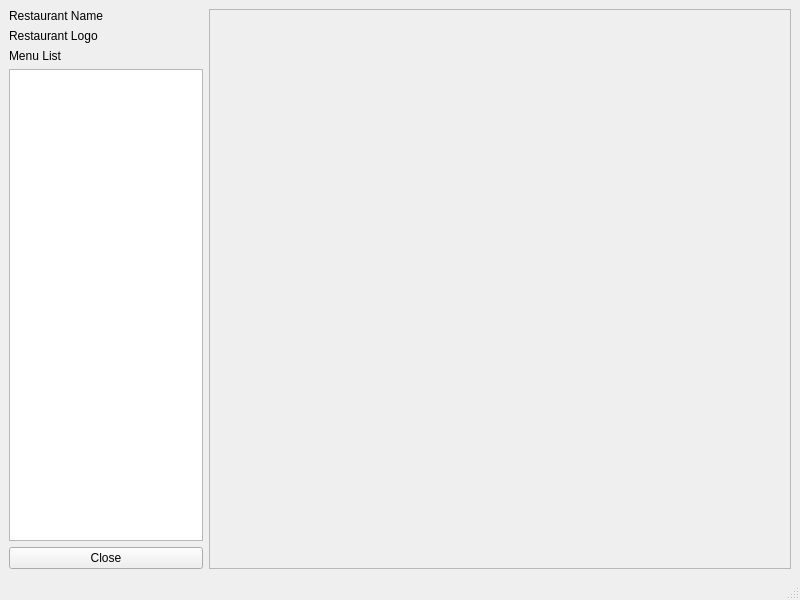
The window that inventorywindow.ui (PeteCastle/PEx5) describes before a commit, drawn with Qt 5.
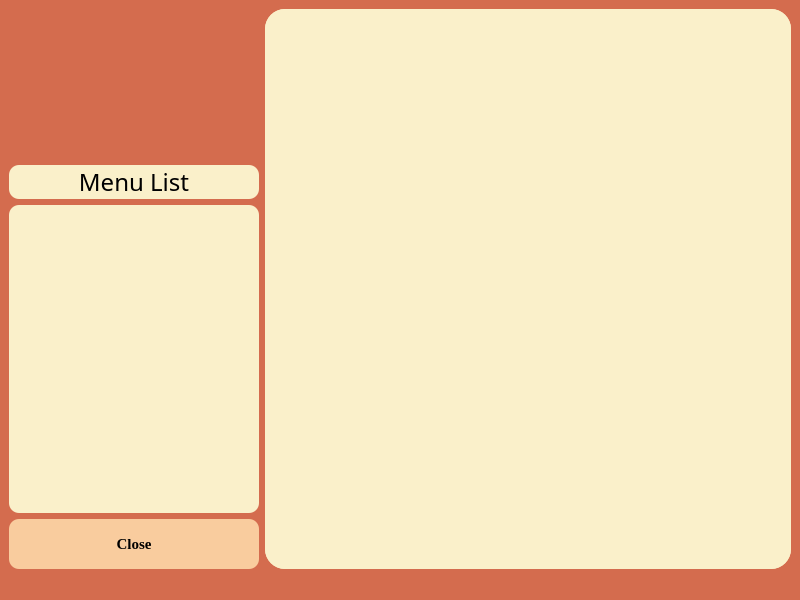
The same window after the commit. Icons and pictures are not drawn.

Patch:
```diff
--- a/inventorywindow.ui
+++ b/inventorywindow.ui
@@ -11,35 +11,64 @@
    </rect>
   </property>
   <property name="windowTitle">
-   <string>MainWindow</string>
+   <string>Inventory</string>
+  </property>
+  <property name="styleSheet">
+   <string notr="true">background-color: rgb(212, 108, 78);</string>
   </property>
   <widget class="QWidget" name="centralwidget">
    <layout class="QHBoxLayout" name="horizontalLayout" stretch="25,75">
     <item>
      <layout class="QVBoxLayout" name="verticalLayout">
-      <item>
-       <widget class="QLabel" name="RestaurantNameLabel">
-        <property name="text">
-         <string>Restaurant Name</string>
-        </property>
-       </widget>
-      </item>
       <item>
        <widget class="QLabel" name="RestaurantLogoLabel">
+        <property name="minimumSize">
+         <size>
+          <width>250</width>
+          <height>150</height>
+         </size>
+        </property>
+        <property name="maximumSize">
+         <size>
+          <width>250</width>
+          <height>16777215</height>
+         </size>
+        </property>
+        <property name="styleSheet">
+         <string notr="true">image: url(:/logo/pictures/logo 3.png);</string>
+        </property>
         <property name="text">
-         <string>Restaurant Logo</string>
+         <string/>
         </property>
        </widget>
       </item>
       <item>
        <widget class="QLabel" name="MenuListLabel">
+        <property name="font">
+         <font>
+          <family>Amsterdam Traveling</family>
+          <pointsize>18</pointsize>
+         </font>
+        </property>
+        <property name="styleSheet">
+         <string notr="true">color: rgb(0, 0, 0);
+background-color: rgb(250, 240, 202);
+border-radius: 10px
+</string>
+        </property>
         <property name="text">
-         <string>Menu List</string>
+         <string>&lt;html&gt;&lt;head/&gt;&lt;body&gt;&lt;p align=&quot;center&quot;&gt;Menu List&lt;/p&gt;&lt;/body&gt;&lt;/html&gt;</string>
         </property>
        </widget>
       </item>
       <item>
        <widget class="QListWidget" name="CategoriesList">
+        <property name="styleSheet">
+         <string notr="true">color: rgb(0, 0, 0);
+background-color: rgb(250, 240, 202);
+border-radius: 10px
+</string>
+        </property>
         <property name="currentRow">
          <number>-1</number>
         </property>
@@ -47,6 +76,31 @@
       </item>
       <item>
        <widget class="QPushButton" name="SaveButton">
+        <property name="sizePolicy">
+         <sizepolicy hsizetype="Minimum" vsizetype="MinimumExpanding">
+          <horstretch>0</horstretch>
+          <verstretch>0</verstretch>
+         </sizepolicy>
+        </property>
+        <property name="maximumSize">
+         <size>
+          <width>300</width>
+          <height>50</height>
+         </size>
+        </property>
+        <property name="font">
+         <font>
+          <family>Georgia</family>
+          <pointsize>11</pointsize>
+          <bold>true</bold>
+         </font>
+        </property>
+        <property name="styleSheet">
+         <string notr="true">color: rgb(0, 0, 0);
+background-color: rgb(249, 204, 158);
+border-radius: 10px
+</string>
+        </property>
         <property name="text">
          <string>Close</string>
         </property>
@@ -56,6 +110,12 @@
     </item>
     <item>
      <widget class="QScrollArea" name="scrollArea">
+      <property name="styleSheet">
+       <string notr="true">color: rgb(0, 0, 0);
+background-color: rgb(250, 240, 202);
+border-radius: 20px
+</string>
+      </property>
       <property name="widgetResizable">
        <bool>true</bool>
       </property>
@@ -64,8 +124,8 @@
         <rect>
          <x>0</x>
          <y>0</y>
-         <width>580</width>
-         <height>537</height>
+         <width>519</width>
+         <height>528</height>
         </rect>
        </property>
        <layout class="QGridLayout" name="gridLayout"/>
```
Left out of the diff: 2 changed lines with no effect on the pictures.
